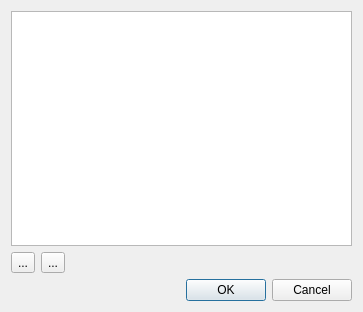
spine-tools/Spine-Toolbox, file spinetoolbox/ui/add_parameters.ui: the form before one commit.
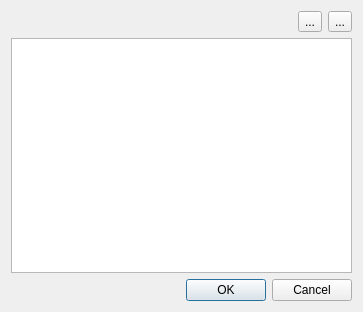
The form after the commit. Icons and pictures are not drawn. Custom widgets are drawn as their Qt base class.

The edit to the form file:
```diff
--- a/spinetoolbox/ui/add_parameters.ui
+++ b/spinetoolbox/ui/add_parameters.ui
@@ -34,32 +34,8 @@
    <string>Add parameters</string>
   </property>
   <layout class="QVBoxLayout" name="verticalLayout">
-   <item>
-    <widget class="QTableView" name="tableView">
-     <property name="editTriggers">
-      <set>QAbstractItemView::AllEditTriggers</set>
-     </property>
-     <attribute name="horizontalHeaderStretchLastSection">
-      <bool>true</bool>
-     </attribute>
-    </widget>
-   </item>
    <item>
     <layout class="QHBoxLayout" name="horizontalLayout">
-     <item>
-      <widget class="QToolButton" name="toolButton_insert_row">
-       <property name="text">
-        <string>...</string>
-       </property>
-      </widget>
-     </item>
-     <item>
-      <widget class="QToolButton" name="toolButton_remove_row">
-       <property name="text">
-        <string>...</string>
-       </property>
-      </widget>
-     </item>
      <item>
       <spacer name="horizontalSpacer">
        <property name="orientation">
@@ -73,8 +49,32 @@
        </property>
       </spacer>
      </item>
+     <item>
+      <widget class="QToolButton" name="toolButton_remove_row">
+       <property name="text">
+        <string>...</string>
+       </property>
+      </widget>
+     </item>
+     <item>
+      <widget class="QToolButton" name="toolButton_insert_row">
+       <property name="text">
+        <string>...</string>
+       </property>
+      </widget>
+     </item>
     </layout>
    </item>
+   <item>
+    <widget class="CustomQTableView" name="tableView">
+     <property name="editTriggers">
+      <set>QAbstractItemView::AllEditTriggers</set>
+     </property>
+     <attribute name="horizontalHeaderStretchLastSection">
+      <bool>true</bool>
+     </attribute>
+    </widget>
+   </item>
    <item>
     <widget class="QDialogButtonBox" name="buttonBox">
      <property name="orientation">
@@ -117,6 +117,18 @@
    </property>
   </action>
  </widget>
+ <customwidgets>
+  <customwidget>
+   <class>CustomQTableView</class>
+   <extends>QTableView</extends>
+   <header>widgets/custom_qtableview.h</header>
+  </customwidget>
+ </customwidgets>
+ <tabstops>
+  <tabstop>tableView</tabstop>
+  <tabstop>toolButton_insert_row</tabstop>
+  <tabstop>toolButton_remove_row</tabstop>
+ </tabstops>
  <resources>
   <include location="resources/resources_icons.qrc"/>
  </resources>
```
